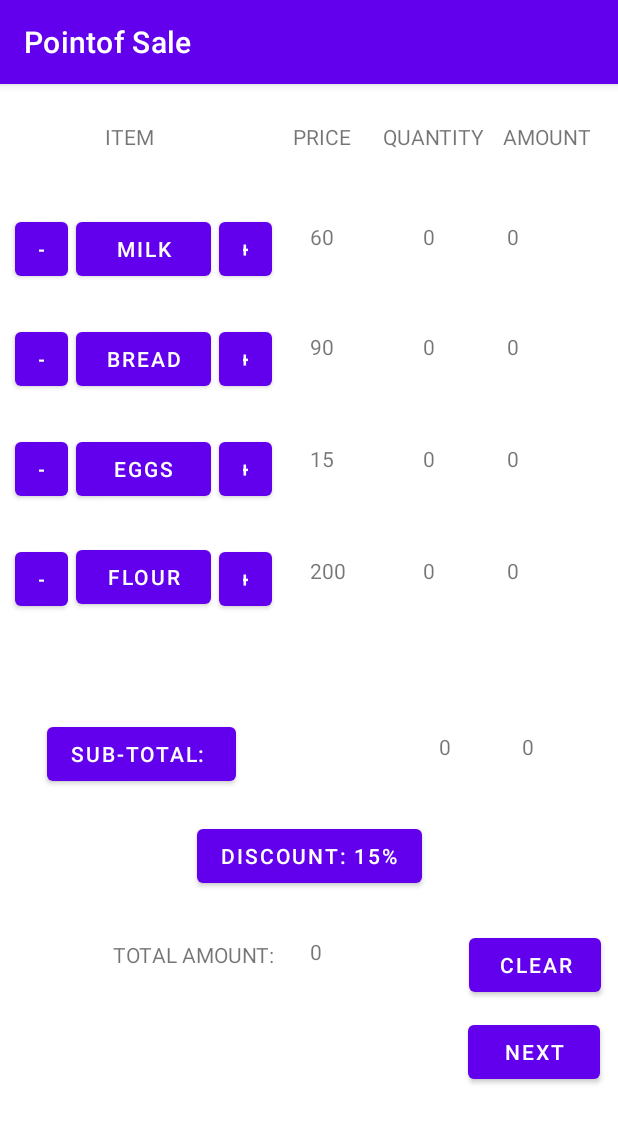
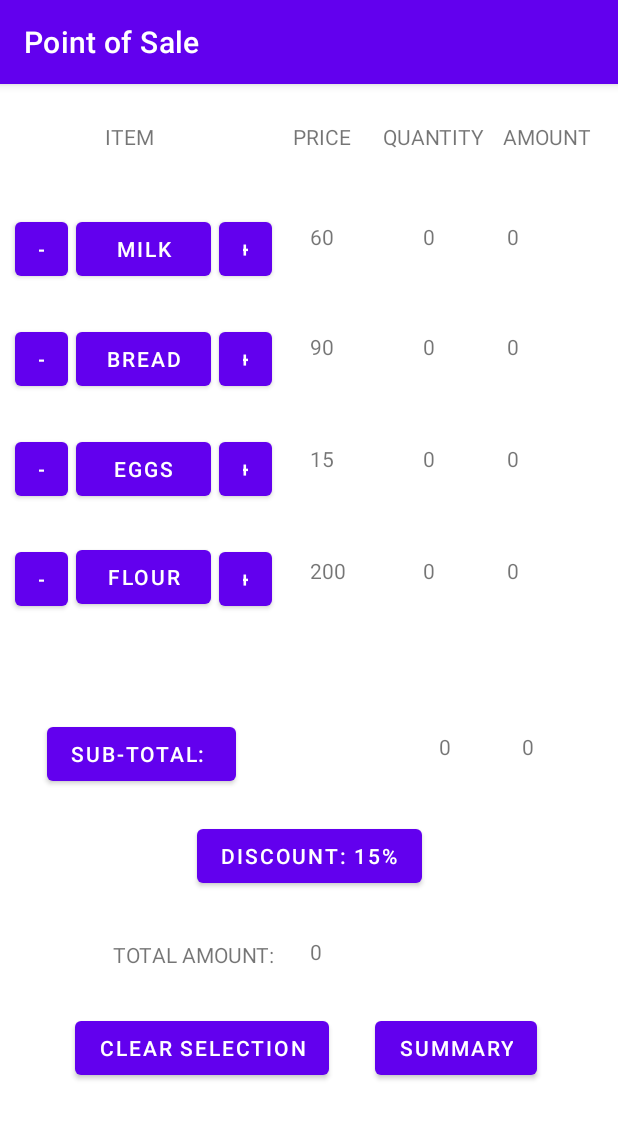
Before and after one commit to Kaballah/Ponit-of-Sale, an Android app: the screen it shows after launch (MainActivity), on a phone screen of 412 x 824 dp. Shown: the top 1123 px of the screen. Run offline under Robolectric (Android 15) with nearby library versions, the phone set to English and light mode, and no system bars.

Commit message:
Update 1.1

```diff
--- a/app/src/main/AndroidManifest.xml
+++ b/app/src/main/AndroidManifest.xml
@@ -8,7 +8,7 @@
         android:dataExtractionRules="@xml/data_extraction_rules"
         android:fullBackupContent="@xml/backup_rules"
         android:icon="@mipmap/ic_launcher"
-        android:label="@string/app_name"
+        android:label="Point of Sale"
         android:roundIcon="@mipmap/ic_launcher_round"
         android:supportsRtl="true"
         android:theme="@style/Theme.PointofSale"
--- a/app/src/main/java/com/example/pointofsale/MainActivity.java
+++ b/app/src/main/java/com/example/pointofsale/MainActivity.java
@@ -433,7 +433,7 @@ public class MainActivity extends AppCompatActivity {
                 String flour_price = textView7.getText().toString();
 
                 String sub_total = textView20.getText().toString();
-                String discount;
+//                String discount;
                 String total = textView19.getText().toString();
 
                 Intent intent = new Intent(getApplicationContext(), MainActivity2.class);
--- a/app/src/main/res/layout/activity_main.xml
+++ b/app/src/main/res/layout/activity_main.xml
@@ -354,19 +354,19 @@
         android:id="@+id/button15"
         android:layout_width="wrap_content"
         android:layout_height="wrap_content"
-        android:layout_marginStart="56dp"
-        android:layout_marginTop="96dp"
-        android:text="Clear"
-        app:layout_constraintStart_toEndOf="@+id/textView19"
-        app:layout_constraintTop_toBottomOf="@+id/textView20" />
+        android:layout_marginStart="50dp"
+        android:layout_marginTop="80dp"
+        android:text="Clear Selection"
+        app:layout_constraintStart_toStartOf="parent"
+        app:layout_constraintTop_toBottomOf="@+id/button14" />
 
     <Button
         android:id="@+id/button16"
         android:layout_width="wrap_content"
         android:layout_height="wrap_content"
-        android:layout_marginStart="312dp"
-        android:layout_marginTop="10dp"
-        android:text="Next"
+        android:layout_marginStart="250dp"
+        android:layout_marginTop="80dp"
+        android:text="Summary"
         app:layout_constraintStart_toStartOf="parent"
-        app:layout_constraintTop_toBottomOf="@+id/button15" />
+        app:layout_constraintTop_toBottomOf="@+id/button14" />
 </androidx.constraintlayout.widget.ConstraintLayout>
```
